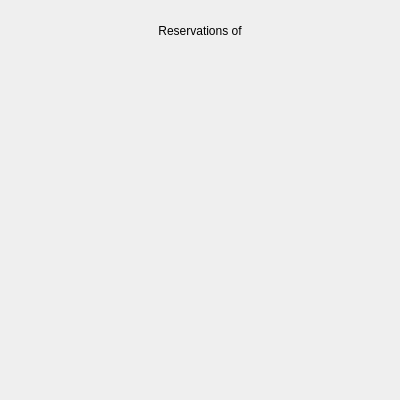
Above: ui_files/upcoming_reservations_dialog.ui from xbryan25/hotel-management-system before the change. Below: the same form after it.
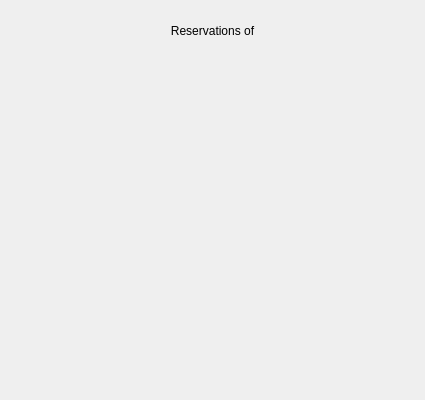
That is the form after the change.

Commit message: ui(upcoming_reservations_dialog, add_payment_dialog): update ui and add window titles to dialogs

Diff of the .ui file:
```diff
--- a/ui_files/upcoming_reservations_dialog.ui
+++ b/ui_files/upcoming_reservations_dialog.ui
@@ -6,19 +6,19 @@
    <rect>
     <x>0</x>
     <y>0</y>
-    <width>400</width>
+    <width>425</width>
     <height>400</height>
    </rect>
   </property>
   <property name="minimumSize">
    <size>
-    <width>400</width>
+    <width>425</width>
     <height>400</height>
    </size>
   </property>
   <property name="maximumSize">
    <size>
-    <width>400</width>
+    <width>425</width>
     <height>400</height>
    </size>
   </property>
@@ -55,7 +55,7 @@
        <rect>
         <x>0</x>
         <y>0</y>
-        <width>382</width>
+        <width>407</width>
         <height>336</height>
        </rect>
       </property>
```
The commit also changes 13 other files.
